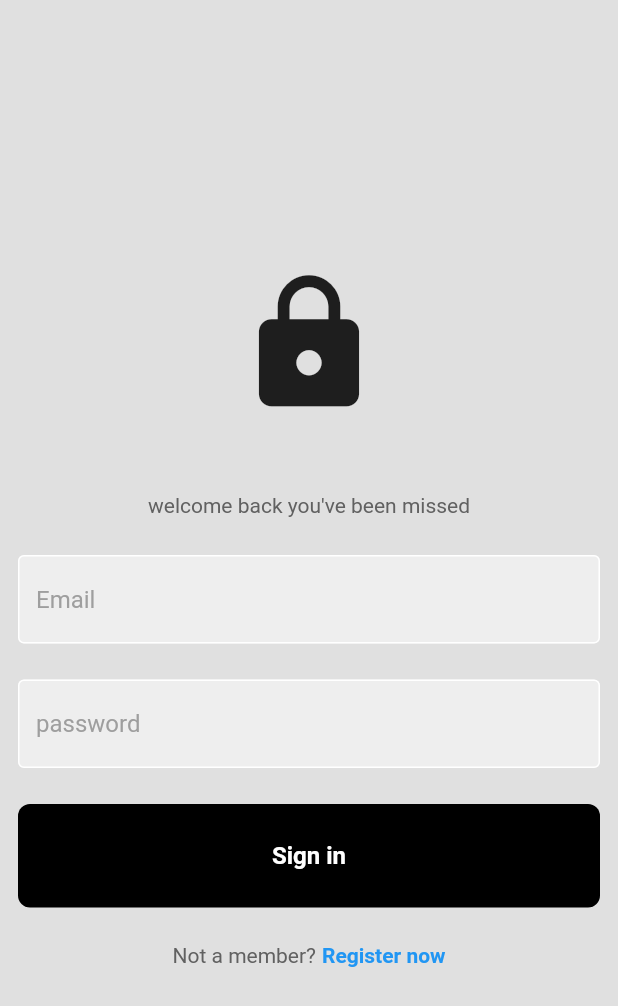
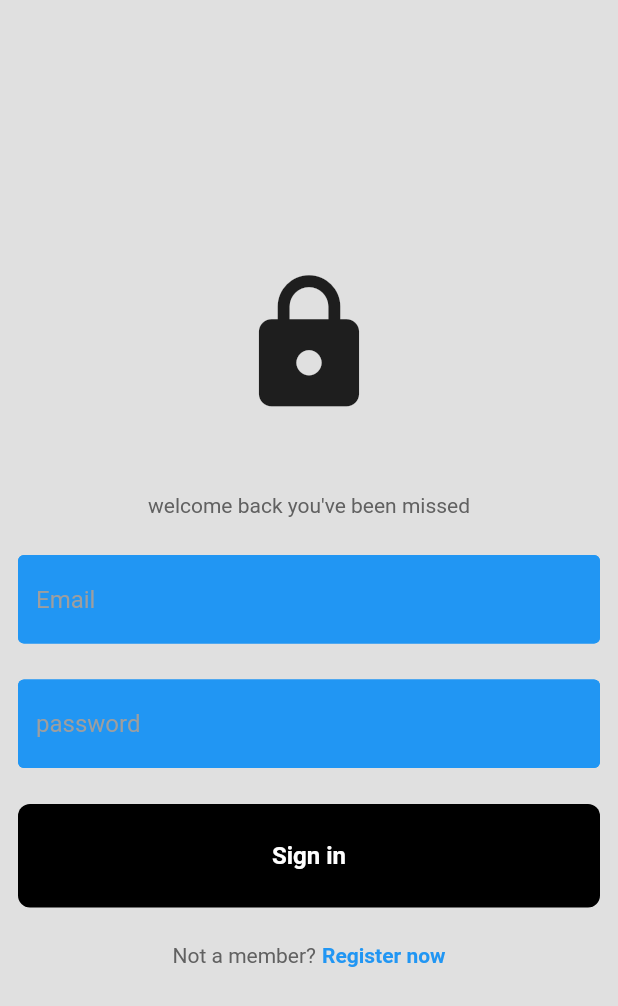
Before and after one commit to MaheshVenuFlutter/social-media-app, a Flutter app: the screen it shows after launch, on a phone screen of 412 x 824 dp. Shown: the top 1006 px of the screen. Run offline on Flutter 3.47's test engine with Material 2 defaults, Android fonts, the phone set to English and light mode, and no system bars; our stand-ins replace cloud_firestore, firebase_auth, firebase_core; accounts and stored records are empty; generated files the repository leaves out were written again.

Commit message:
created dark and lighttheme

```diff
--- a/lib/custom widgets/comment.dart
+++ b/lib/custom widgets/comment.dart
@@ -13,7 +13,7 @@ class Comment extends StatelessWidget {
       margin: const EdgeInsets.only(bottom: 5),
       padding: const EdgeInsets.all(15),
       decoration: BoxDecoration(
-        color: Colors.grey[300],
+        color: Theme.of(context).colorScheme.secondary,
         borderRadius: BorderRadius.circular(8),
       ),
       child: Column(
--- a/lib/custom widgets/text_feild.dart
+++ b/lib/custom widgets/text_feild.dart
@@ -18,13 +18,14 @@ class MyTestFeild extends StatelessWidget {
       decoration: InputDecoration(
         hintText: hint,
         hintStyle: TextStyle(color: Colors.grey[500]),
-        enabledBorder: const OutlineInputBorder(
-          borderSide: BorderSide(color: Colors.white),
+        enabledBorder: OutlineInputBorder(
+          borderSide:
+              BorderSide(color: Theme.of(context).colorScheme.secondary),
         ),
         focusedBorder: const OutlineInputBorder(
           borderSide: BorderSide(color: Colors.black),
         ),
-        fillColor: Colors.grey.shade200,
+        fillColor: Theme.of(context).colorScheme.primary,
         filled: true,
       ),
     );
--- a/lib/custom widgets/wall_post.dart
+++ b/lib/custom widgets/wall_post.dart
@@ -134,7 +134,7 @@ class _WallPostState extends State<WallPost> {
   Widget build(BuildContext context) {
     return Container(
       decoration: BoxDecoration(
-        color: Colors.grey[200],
+        color: Theme.of(context).colorScheme.primary,
         borderRadius: BorderRadius.circular(8),
       ),
       margin: EdgeInsets.only(top: 25, left: 25, right: 25),
--- a/lib/main.dart
+++ b/lib/main.dart
@@ -3,6 +3,8 @@ import 'package:flutter/material.dart';
 import 'package:firebase_core/firebase_core.dart';
 import 'package:social_media_app/auth/auth.dart';
 import 'package:social_media_app/screens/profile_page.dart';
+import 'package:social_media_app/theme/dark_theme.dart';
+import 'package:social_media_app/theme/light_theme.dart';
 import 'firebase_options.dart';
 
 Future<void> main() async {
@@ -18,8 +20,10 @@ class MyApp extends StatelessWidget {
 
   @override
   Widget build(BuildContext context) {
-    return const MaterialApp(
+    return MaterialApp(
       debugShowCheckedModeBanner: false,
+      theme: lightTheme,
+      // darkTheme: darkTheme,
       home:
           //ProfilePage(),
           AuthScreen(),
--- a/lib/screens/home_screen.dart
+++ b/lib/screens/home_screen.dart
@@ -62,13 +62,12 @@ class _HomeScreenState extends State<HomeScreen> {
   @override
   Widget build(BuildContext context) {
     return Scaffold(
-      backgroundColor: Colors.grey[300],
+      backgroundColor: Theme.of(context).colorScheme.background,
       drawer: MyDrawer(
         signOut: signOut,
         profileTap: goToProfilePage,
       ),
       appBar: AppBar(
-        backgroundColor: Colors.grey[900],
         title: Text("dinagn"),
       ),
       body: Column(
--- /dev/null
+++ b/lib/theme/dark_theme.dart
@@ -0,0 +1,13 @@
+import 'package:flutter/material.dart';
+
+ThemeData darkTheme = ThemeData(
+  brightness: Brightness.dark,
+  appBarTheme: const AppBarTheme(
+    backgroundColor: Colors.black,
+  ),
+  colorScheme: ColorScheme.dark(
+    background: Colors.black,
+    primary: Colors.grey[900]!,
+    secondary: Colors.grey[800]!,
+  ),
+);
--- /dev/null
+++ b/lib/theme/light_theme.dart
@@ -0,0 +1,8 @@
+import 'package:flutter/material.dart';
+
+ThemeData lightTheme = ThemeData(
+  brightness: Brightness.light,
+  appBarTheme: AppBarTheme(
+    backgroundColor: Colors.transparent,
+  ),
+);
```
